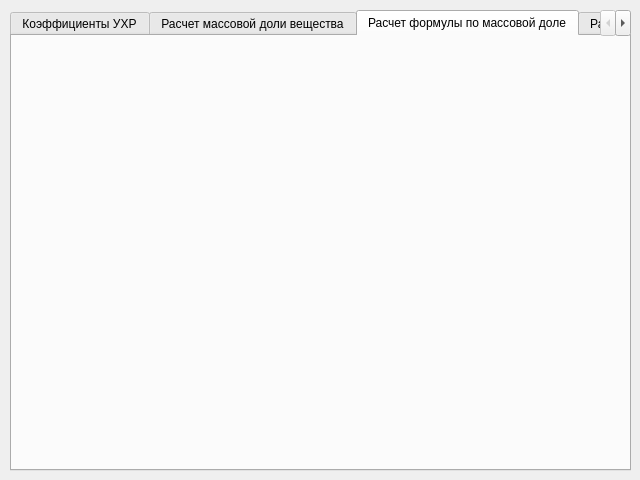
First picture: the form in main_window.ui, repository alex9127git/ChemistryCheatSheet, before the edit.
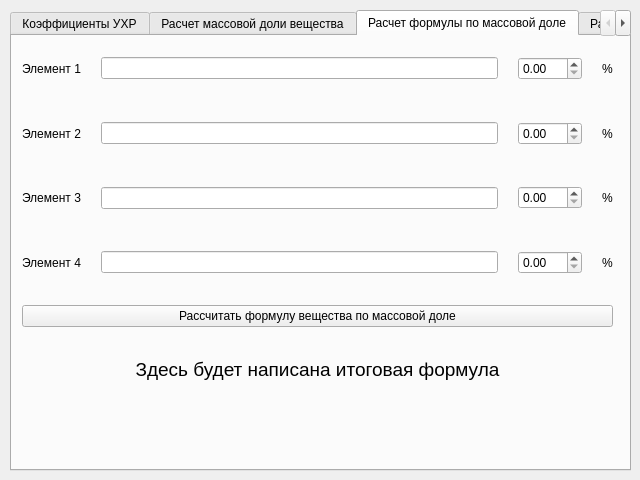
Second picture: the form after the edit. The open tabs and pages were chosen to show the change.

```diff
--- a/main_window.ui
+++ b/main_window.ui
@@ -267,6 +267,180 @@
      <attribute name="title">
       <string>Расчет формулы по массовой доле</string>
      </attribute>
+     <widget class="QWidget" name="verticalLayoutWidget">
+      <property name="geometry">
+       <rect>
+        <x>10</x>
+        <y>10</y>
+        <width>591</width>
+        <height>411</height>
+       </rect>
+      </property>
+      <layout class="QVBoxLayout" name="verticalLayout">
+       <property name="spacing">
+        <number>20</number>
+       </property>
+       <item>
+        <layout class="QHBoxLayout" name="element1_layout">
+         <item>
+          <widget class="QLabel" name="element1_lbl">
+           <property name="text">
+            <string>Элемент 1</string>
+           </property>
+          </widget>
+         </item>
+         <item>
+          <widget class="QLineEdit" name="element1_edit"/>
+         </item>
+         <item>
+          <widget class="QDoubleSpinBox" name="element1_spinbox">
+           <property name="maximum">
+            <double>100.000000000000000</double>
+           </property>
+           <property name="singleStep">
+            <double>0.010000000000000</double>
+           </property>
+          </widget>
+         </item>
+         <item>
+          <widget class="QLabel" name="percent_lbl_1">
+           <property name="text">
+            <string>%</string>
+           </property>
+          </widget>
+         </item>
+        </layout>
+       </item>
+       <item>
+        <layout class="QHBoxLayout" name="element2_layout">
+         <item>
+          <widget class="QLabel" name="element2_lbl">
+           <property name="text">
+            <string>Элемент 2</string>
+           </property>
+          </widget>
+         </item>
+         <item>
+          <widget class="QLineEdit" name="element2_edit"/>
+         </item>
+         <item>
+          <widget class="QDoubleSpinBox" name="element2_spinbox">
+           <property name="maximum">
+            <double>100.000000000000000</double>
+           </property>
+           <property name="singleStep">
+            <double>0.010000000000000</double>
+           </property>
+          </widget>
+         </item>
+         <item>
+          <widget class="QLabel" name="percent_lbl_2">
+           <property name="text">
+            <string>%</string>
+           </property>
+          </widget>
+         </item>
+        </layout>
+       </item>
+       <item>
+        <layout class="QHBoxLayout" name="element3_layout">
+         <item>
+          <widget class="QLabel" name="element3_lbl">
+           <property name="text">
+            <string>Элемент 3</string>
+           </property>
+          </widget>
+         </item>
+         <item>
+          <widget class="QLineEdit" name="element3_edit"/>
+         </item>
+         <item>
+          <widget class="QDoubleSpinBox" name="element3_spinbox">
+           <property name="maximum">
+            <double>100.000000000000000</double>
+           </property>
+           <property name="singleStep">
+            <double>0.010000000000000</double>
+           </property>
+          </widget>
+         </item>
+         <item>
+          <widget class="QLabel" name="percent_lbl_3">
+           <property name="text">
+            <string>%</string>
+           </property>
+          </widget>
+         </item>
+        </layout>
+       </item>
+       <item>
+        <layout class="QHBoxLayout" name="element4_layout">
+         <item>
+          <widget class="QLabel" name="element4_lbl">
+           <property name="text">
+            <string>Элемент 4</string>
+           </property>
+          </widget>
+         </item>
+         <item>
+          <widget class="QLineEdit" name="element4_edit"/>
+         </item>
+         <item>
+          <widget class="QDoubleSpinBox" name="element4_spinbox">
+           <property name="maximum">
+            <double>100.000000000000000</double>
+           </property>
+           <property name="singleStep">
+            <double>0.010000000000000</double>
+           </property>
+          </widget>
+         </item>
+         <item>
+          <widget class="QLabel" name="percent_lbl_4">
+           <property name="text">
+            <string>%</string>
+           </property>
+          </widget>
+         </item>
+        </layout>
+       </item>
+       <item>
+        <widget class="QPushButton" name="calculate_formula_btn">
+         <property name="text">
+          <string>Рассчитать формулу вещества по массовой доле</string>
+         </property>
+        </widget>
+       </item>
+       <item>
+        <widget class="QLabel" name="output_formula_lbl">
+         <property name="font">
+          <font>
+           <pointsize>14</pointsize>
+          </font>
+         </property>
+         <property name="text">
+          <string>Здесь будет написана итоговая формула</string>
+         </property>
+         <property name="alignment">
+          <set>Qt::AlignCenter</set>
+         </property>
+        </widget>
+       </item>
+       <item>
+        <widget class="QLabel" name="formula_error_lbl">
+         <property name="styleSheet">
+          <string notr="true">color: red</string>
+         </property>
+         <property name="text">
+          <string/>
+         </property>
+         <property name="alignment">
+          <set>Qt::AlignCenter</set>
+         </property>
+        </widget>
+       </item>
+      </layout>
+     </widget>
     </widget>
     <widget class="QWidget" name="tab_4">
      <attribute name="title">
```
Left out of the diff: 161 changed lines with no effect on the pictures.
